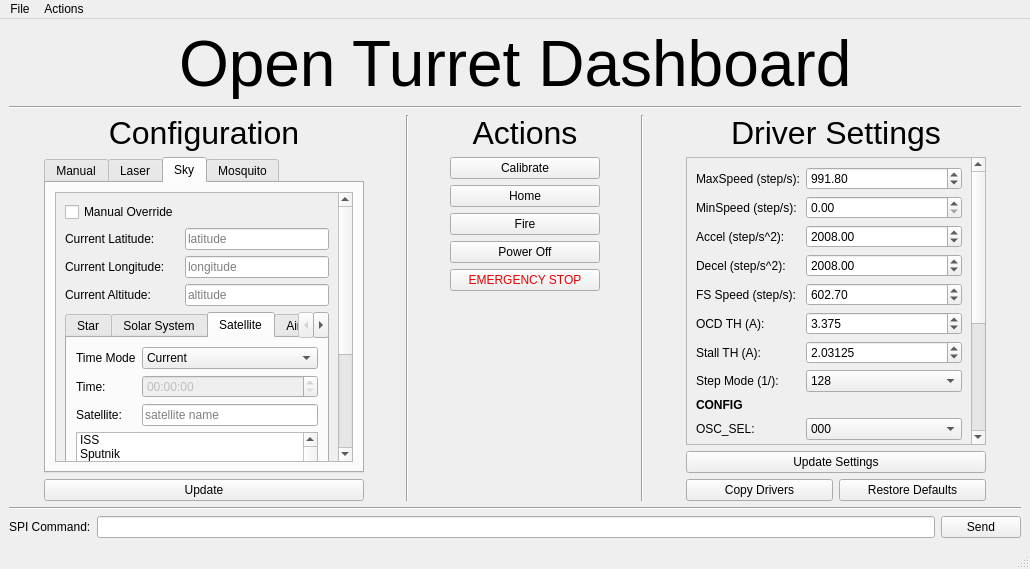
Before: the Qt Designer form Raspberry_Pi/QtUi.ui in Cinbarker/OpenTurret, drawn with Qt 5.
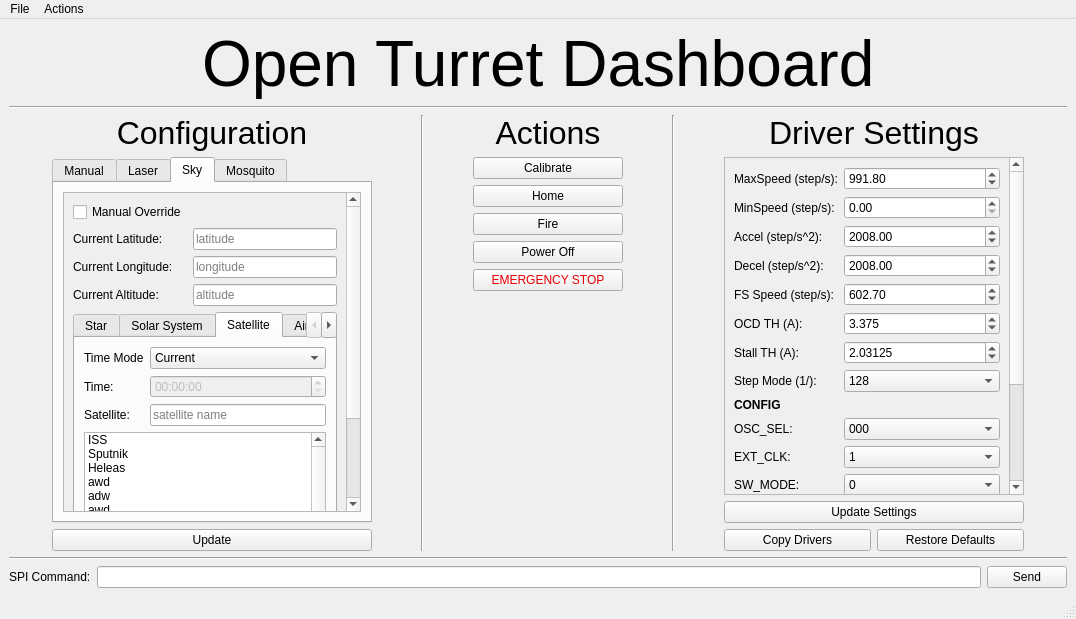
After: the same form once the commit is applied. The open tabs and pages were chosen to show the change.

```diff
--- a/Raspberry_Pi/QtUi.ui
+++ b/Raspberry_Pi/QtUi.ui
@@ -7,8 +7,8 @@
    <rect>
     <x>0</x>
     <y>0</y>
-    <width>1030</width>
-    <height>569</height>
+    <width>1076</width>
+    <height>619</height>
    </rect>
   </property>
   <property name="windowTitle">
@@ -396,7 +396,7 @@
                  <property name="geometry">
                   <rect>
                    <x>0</x>
-                   <y>-125</y>
+                   <y>-136</y>
                    <width>326</width>
                    <height>493</height>
                   </rect>
@@ -2005,7 +2005,7 @@
     <rect>
      <x>0</x>
      <y>0</y>
-     <width>1030</width>
+     <width>1076</width>
      <height>24</height>
     </rect>
    </property>
```
Left out of the diff: 359 changed lines with no effect on the pictures.
